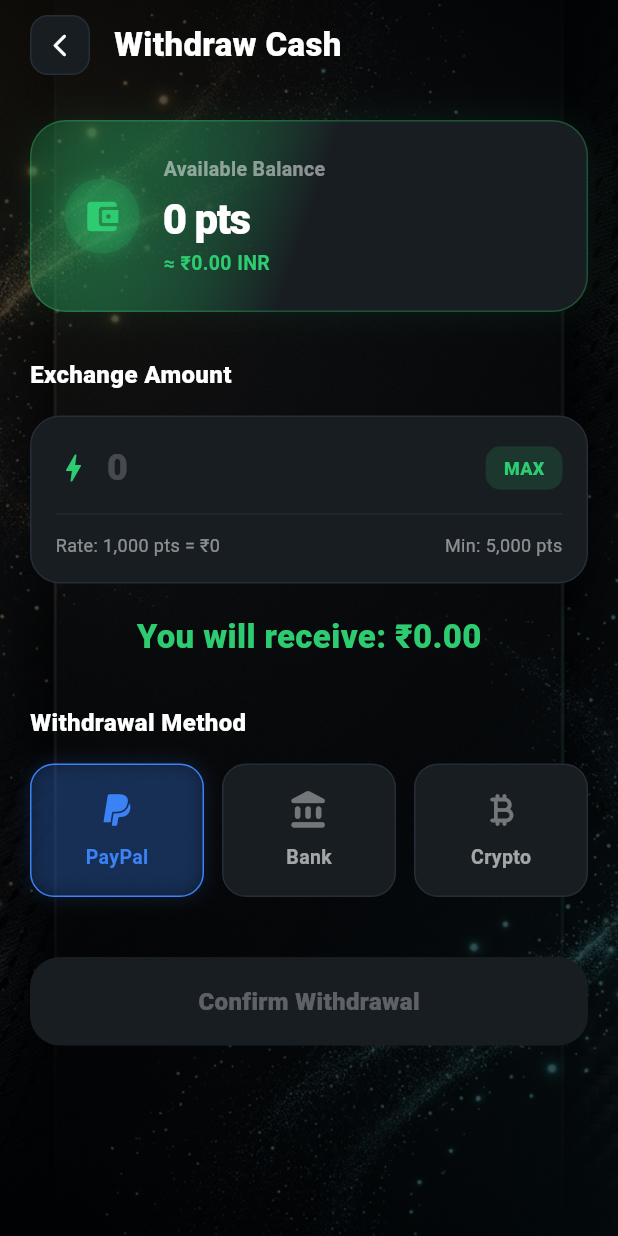
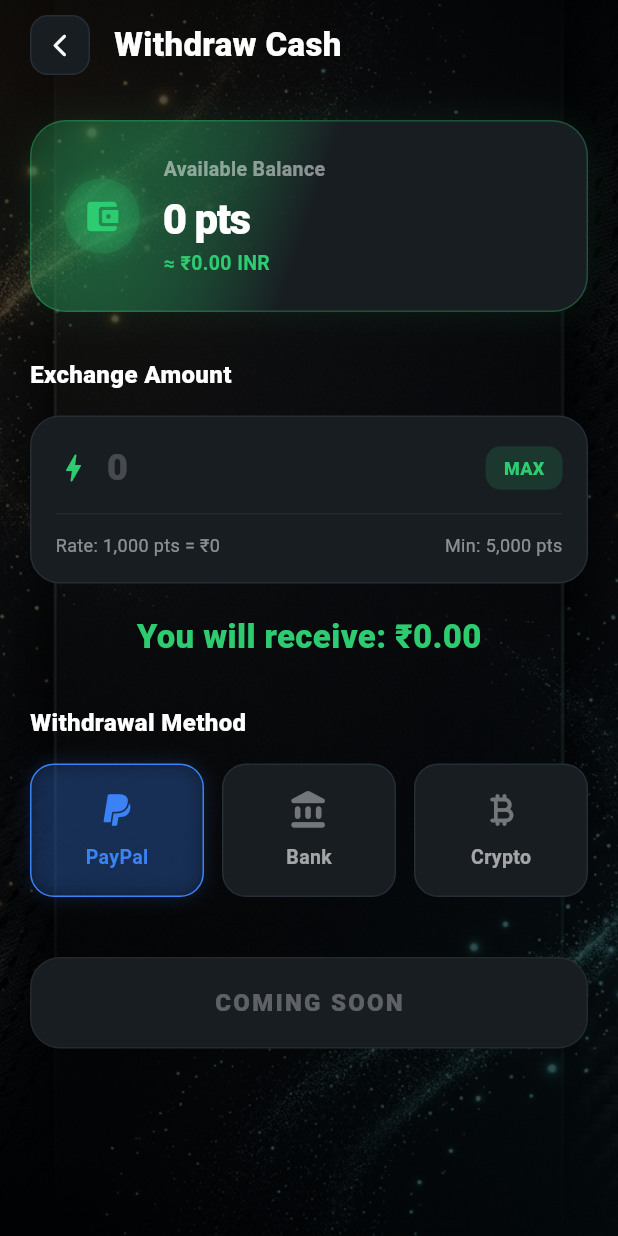
Before and after one commit to iMaginarParas/fit24app, a Flutter app: the WithdrawPage screen opened directly, on a phone screen of 412 x 824 dp. Run offline on Flutter 3.47's test engine with Material 3 defaults, Android fonts, the phone set to English and light mode, and no system bars; our stand-ins replace flutter_local_notifications, flutter_riverpod, flutter_tts, geolocator, google_maps_flutter, google_sign_in and 8 more; missing offline and left inert: health; accounts and stored records are empty; network calls fail.

Commit message:
Disabled withdrawal button and added 'Coming Soon' message

```diff
--- a/lib/withdraw_page.dart
+++ b/lib/withdraw_page.dart
@@ -273,23 +273,18 @@ class _WithdrawPageState extends ConsumerState<WithdrawPage> {
   }
 
   Widget _withdrawButton(int userPoints, int inputPoints) {
-    final isValid = inputPoints >= 5000 && inputPoints <= userPoints;
-    return GestureDetector(
-      onTap: isValid ? _withdraw : null,
-      child: Container(
+    return Container(
       width: double.infinity,
       padding: const EdgeInsets.symmetric(vertical: 18),
       decoration: BoxDecoration(
-          gradient: isValid ? LinearGradient(colors: [kGreen, kTeal]) : null,
-          color: isValid ? null : kCard,
+        color: kCard,
         borderRadius: BorderRadius.circular(20),
-          boxShadow: isValid ? [BoxShadow(color: kGreen.withOpacity(0.4), blurRadius: 16, offset: const Offset(0, 8))] : [],
+        border: Border.all(color: Colors.white.withOpacity(0.05)),
       ),
       child: Center(
-          child: Text('Confirm Withdrawal', style: TextStyle(
+        child: Text('COMING SOON', style: TextStyle(
             fontSize: 16, fontWeight: FontWeight.w900,
-              color: isValid ? Colors.black : Colors.white.withOpacity(0.3))),
-        ),
+            color: Colors.white.withOpacity(0.3), letterSpacing: 1.5)),
       ),
     );
   }
```
Lines whose indentation alone changed are shown as unchanged.
